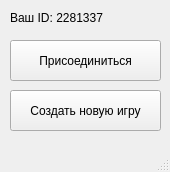
This is Client/mainmenu.ui in ChazGrant/Battleship as Qt 5 draws it before an edit. The edited form follows.
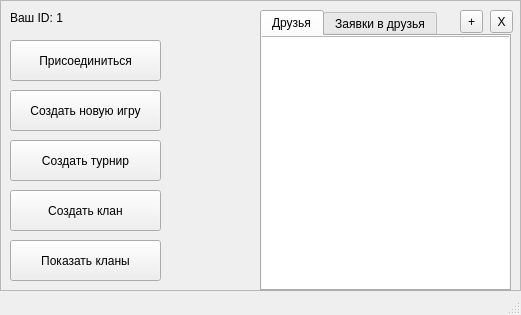
This is the edited form.

Commit message: Started implementing `Friends` module

What changed in the file:
```diff
--- a/Client/mainmenu.ui
+++ b/Client/mainmenu.ui
@@ -6,52 +6,176 @@
    <rect>
     <x>0</x>
     <y>0</y>
-    <width>170</width>
-    <height>172</height>
+    <width>521</width>
+    <height>315</height>
    </rect>
   </property>
   <property name="windowTitle">
    <string>MainWindow</string>
   </property>
   <widget class="QWidget" name="centralwidget">
-   <widget class="QPushButton" name="connectToExistingGame">
+   <widget class="QFrame" name="frame">
     <property name="geometry">
      <rect>
-      <x>10</x>
-      <y>40</y>
-      <width>151</width>
-      <height>41</height>
+      <x>0</x>
+      <y>0</y>
+      <width>521</width>
+      <height>291</height>
      </rect>
     </property>
-    <property name="text">
-     <string>Присоединиться</string>
+    <property name="frameShape">
+     <enum>QFrame::StyledPanel</enum>
     </property>
-   </widget>
-   <widget class="QPushButton" name="createNewGameButton">
-    <property name="geometry">
-     <rect>
-      <x>10</x>
-      <y>90</y>
-      <width>151</width>
-      <height>41</height>
-     </rect>
+    <property name="frameShadow">
+     <enum>QFrame::Raised</enum>
     </property>
-    <property name="text">
-     <string>Создать новую игру</string>
-    </property>
-   </widget>
-   <widget class="QLabel" name="userID">
-    <property name="geometry">
-     <rect>
-      <x>10</x>
-      <y>10</y>
-      <width>141</width>
-      <height>16</height>
-     </rect>
-    </property>
-    <property name="text">
-     <string>Ваш ID: 2281337</string>
-    </property>
+    <widget class="QLabel" name="userID">
+     <property name="geometry">
+      <rect>
+       <x>10</x>
+       <y>10</y>
+       <width>141</width>
+       <height>16</height>
+      </rect>
+     </property>
+     <property name="text">
+      <string>Ваш ID: 1</string>
+     </property>
+    </widget>
+    <widget class="QPushButton" name="createNewGameButton">
+     <property name="geometry">
+      <rect>
+       <x>10</x>
+       <y>90</y>
+       <width>151</width>
+       <height>41</height>
+      </rect>
+     </property>
+     <property name="text">
+      <string>Создать новую игру</string>
+     </property>
+    </widget>
+    <widget class="QPushButton" name="createClanButton">
+     <property name="geometry">
+      <rect>
+       <x>10</x>
+       <y>190</y>
+       <width>151</width>
+       <height>41</height>
+      </rect>
+     </property>
+     <property name="text">
+      <string>Создать клан</string>
+     </property>
+    </widget>
+    <widget class="QPushButton" name="showClans">
+     <property name="geometry">
+      <rect>
+       <x>10</x>
+       <y>240</y>
+       <width>151</width>
+       <height>41</height>
+      </rect>
+     </property>
+     <property name="text">
+      <string>Показать кланы</string>
+     </property>
+    </widget>
+    <widget class="QPushButton" name="createTournamentButton">
+     <property name="geometry">
+      <rect>
+       <x>10</x>
+       <y>140</y>
+       <width>151</width>
+       <height>41</height>
+      </rect>
+     </property>
+     <property name="text">
+      <string>Создать турнир</string>
+     </property>
+    </widget>
+    <widget class="QTabWidget" name="tabWidget">
+     <property name="geometry">
+      <rect>
+       <x>260</x>
+       <y>10</y>
+       <width>251</width>
+       <height>281</height>
+      </rect>
+     </property>
+     <property name="currentIndex">
+      <number>0</number>
+     </property>
+     <widget class="QWidget" name="friendsTab">
+      <attribute name="title">
+       <string>Друзья</string>
+      </attribute>
+      <widget class="QListWidget" name="friendsListWidget">
+       <property name="geometry">
+        <rect>
+         <x>-10</x>
+         <y>0</y>
+         <width>261</width>
+         <height>261</height>
+        </rect>
+       </property>
+      </widget>
+     </widget>
+     <widget class="QWidget" name="friendsRequestsTab">
+      <attribute name="title">
+       <string>Заявки в друзья</string>
+      </attribute>
+      <widget class="QListWidget" name="listWidget_2">
+       <property name="geometry">
+        <rect>
+         <x>-10</x>
+         <y>0</y>
+         <width>261</width>
+         <height>261</height>
+        </rect>
+       </property>
+      </widget>
+     </widget>
+    </widget>
+    <widget class="QPushButton" name="connectToExistingGame">
+     <property name="geometry">
+      <rect>
+       <x>10</x>
+       <y>40</y>
+       <width>151</width>
+       <height>41</height>
+      </rect>
+     </property>
+     <property name="text">
+      <string>Присоединиться</string>
+     </property>
+    </widget>
+    <widget class="QToolButton" name="exitButton">
+     <property name="geometry">
+      <rect>
+       <x>490</x>
+       <y>10</y>
+       <width>23</width>
+       <height>23</height>
+      </rect>
+     </property>
+     <property name="text">
+      <string>X</string>
+     </property>
+    </widget>
+    <widget class="QToolButton" name="addFriendButton">
+     <property name="geometry">
+      <rect>
+       <x>460</x>
+       <y>10</y>
+       <width>23</width>
+       <height>23</height>
+      </rect>
+     </property>
+     <property name="text">
+      <string>+</string>
+     </property>
+    </widget>
    </widget>
   </widget>
   <widget class="QMenuBar" name="menubar">
```
Left out of the diff: 4 changed lines with no effect on the pictures. The commit also changes 18 other files.
